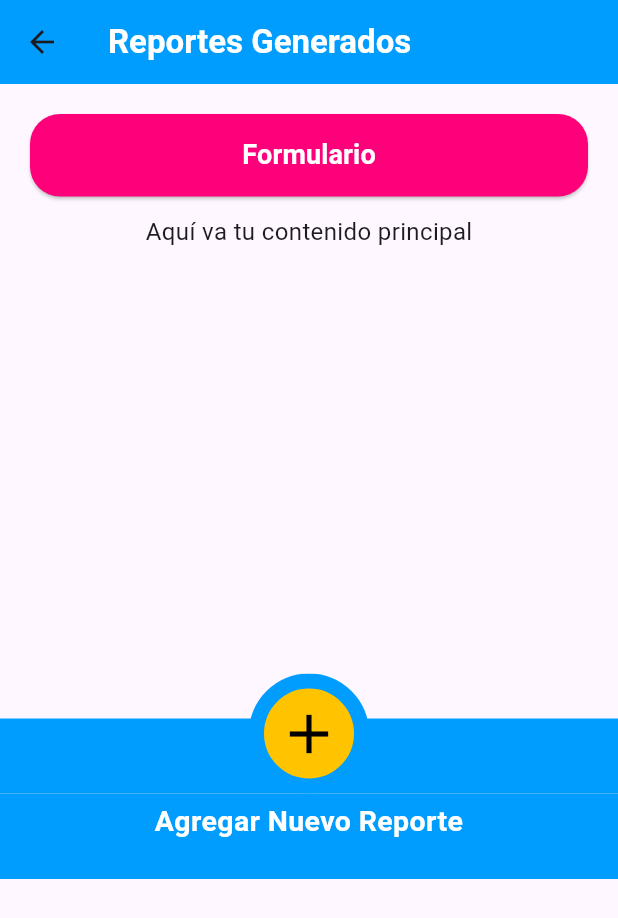
After one commit to SebassoriaP/bamx, a Flutter app: the screen it shows after launch, after a tap on "Try Out Forms Admin", on a phone screen of 412 x 824 dp. The commit adds this screen. Shown: the top 918 px of the screen. Run offline on Flutter 3.47's test engine with Material 3 defaults, Android fonts, the phone set to English and light mode, and no system bars; our stand-ins replace cloud_firestore, connectivity_plus, firebase_auth, firebase_core, reorderables; accounts and stored records are empty.

Commit message:
Admin forms 50%

```diff
--- /dev/null
+++ b/lib/screens/admin_forms.dart
@@ -0,0 +1,85 @@
+import 'package:flutter/material.dart';
+import 'package:bamx/utils/color_palette.dart';
+import 'package:bamx/widgets/button_widget.dart';
+import 'package:bamx/widgets/admin/footer_widget.dart';
+
+class TestAdminside extends StatefulWidget {
+  const TestAdminside({super.key});
+
+  @override
+  State<TestAdminside> createState() => _TestAdminside();
+}
+
+class _TestAdminside extends State<TestAdminside> {
+  @override
+  Widget build(BuildContext context) {
+    return Scaffold(
+      appBar: AppBar(
+        title: const Text(
+          'Reportes Generados',
+          style: TextStyle(
+            color: NokeyColorPalette.white,
+            fontWeight: FontWeight.bold,
+          ),
+        ),
+        backgroundColor: NokeyColorPalette.blue,
+      ),
+
+      body: Stack(
+        children: [
+          // Contenido principal scrollable
+          SingleChildScrollView(
+            padding: const EdgeInsets.all(20),
+            child: Column(
+              children: [
+                ButtonWidget(
+                  text: "Formulario",
+                  color: NokeyColorPalette.mexicanPink,
+                  onPressed: () => debugPrint('Nuevo formulario Botón'),
+                ),
+                const SizedBox(height: 12),
+                const Text(
+                  'Aquí va tu contenido principal',
+                  style: TextStyle(fontSize: 16),
+                ),
+                const SizedBox(height: 400), // espacio para scroll y ver footer
+              ],
+            ),
+          ),
+
+          // Footer fijo abajo
+          Positioned(
+            left: 0,
+            right: 0,
+            bottom: 0,
+            child: Column(
+              mainAxisSize: MainAxisSize.min, // importante para que no crezca
+              children: [
+                // Botón circular con fondo dividido (FooterWidget)
+                FooterWidget(
+                  onPressed: () => debugPrint('Nuevo reporte - Button'),
+                ),
+
+                // Texto con fondo azul ocupando todo el ancho
+                Container(
+                  width: double.infinity,
+                  color: NokeyColorPalette.blue,
+                  padding: const EdgeInsets.only(top: 5, bottom: 25),
+                  child: const Text(
+                    'Agregar Nuevo Reporte',
+                    textAlign: TextAlign.center,
+                    style: TextStyle(
+                      fontSize: 19,
+                      fontWeight: FontWeight.bold,
+                      color: NokeyColorPalette.white,
+                    ),
+                  ),
+                ),
+              ],
+            ),
+          ),
+        ],
+      ),
+    );
+  }
+}
--- a/lib/screens/login.dart
+++ b/lib/screens/login.dart
@@ -6,6 +6,7 @@ import 'package:bamx/screens/sign_up.dart';
 import 'package:bamx/screens/widget_testing.dart';
 import 'package:bamx/screens/form_creation.dart';
 import 'package:bamx/utils/color_palette.dart';
+import 'package:bamx/screens/admin_forms.dart';
 
 import 'package:bamx/widgets/login/login_form.dart';
 import 'package:bamx/widgets/login/login_footer.dart';
@@ -155,6 +156,15 @@ class _LoginScreenState extends State<LoginScreen> {
                           );
                         },
 
+                        onAdmin: () {
+                          Navigator.push(
+                            context,
+                            MaterialPageRoute(
+                              builder: (_) => const TestAdminside(),
+                            ),
+                          );
+                        },
+
                         onTestFormCreation: () {
                           Navigator.push(
                             context,
--- a/lib/screens/widget_testing.dart
+++ b/lib/screens/widget_testing.dart
@@ -84,7 +84,7 @@ class _TestGridScreenState extends State<TestGridScreen> {
                 },
               ),
 
-              // 📝 Caja de texto
+              //  Caja de texto
               CustomTextField(
                 label: "Nombre completo",
                 hint: "Ingresa tu nombre",
--- /dev/null
+++ b/lib/widgets/admin/footer_widget.dart
@@ -0,0 +1,73 @@
+import 'package:flutter/material.dart';
+import 'package:bamx/utils/color_palette.dart';
+
+class FooterWidget extends StatelessWidget {
+  final VoidCallback onPressed;
+
+  final Color topColor;    // color mitad superior
+  final Color bottomColor; // color mitad inferior
+
+  const FooterWidget({
+    super.key,
+    required this.onPressed,
+    this.topColor = Colors.transparent,
+    this.bottomColor = NokeyColorPalette.blue,
+  });
+
+  @override
+  Widget build(BuildContext context) {
+    return Stack(
+      alignment: Alignment.topCenter,
+      children: [
+        // Fondo dividido
+        Column(
+          mainAxisSize: MainAxisSize.min,
+          children: [
+            Container(
+              height: 30, // mitad del botón
+              color: topColor,
+            ),
+            Container(
+              color: bottomColor,
+              padding: const EdgeInsets.only(top: 30, bottom: 20),
+              width: double.infinity,
+
+            ),
+          ],
+        ),
+
+        // Botón circular encima
+        Positioned(
+          top: 0,
+          child: Material(
+            shape: const CircleBorder(),
+            color: Colors.transparent,
+            child: Ink(
+              decoration: BoxDecoration(
+                color: NokeyColorPalette.yellow,
+                shape: BoxShape.circle,
+                border: Border.all(
+                  color: NokeyColorPalette.blue,
+                  width: 10,
+                ),
+              ),
+              child: InkWell(
+                customBorder: const CircleBorder(),
+                onTap: onPressed,
+                child: const SizedBox(
+                  width: 60,
+                  height: 60,
+                  child: Icon(
+                    Icons.add,
+                    color: NokeyColorPalette.black,
+                    size: 44,
+                  ),
+                ),
+              ),
+            ),
+          ),
+        ),
+      ],
+    );
+  }
+}
--- a/lib/widgets/login/login_footer.dart
+++ b/lib/widgets/login/login_footer.dart
@@ -5,11 +5,14 @@ import 'package:bamx/utils/color_palette.dart';
 class LoginFooter extends StatelessWidget {
   final VoidCallback onTestWidgets;
   final VoidCallback onTestFormCreation;
+  final VoidCallback onAdmin;
 
   const LoginFooter({
     super.key,
     required this.onTestWidgets,
     required this.onTestFormCreation,
+    required this.onAdmin,
+
   });
 
   @override
@@ -32,6 +35,17 @@ class LoginFooter extends StatelessWidget {
           color: NokeyColorPalette.salmon,
           onPressed: onTestFormCreation,
         ),
+
+        const SizedBox(height: 12),
+
+        ButtonWidget(
+          text: "Try Out Forms Admin",
+          textColor: NokeyColorPalette.black,
+          color: const Color.fromARGB(255, 107, 253, 70),
+          onPressed: onAdmin,
+        ),
+
+
       ],
     );
   }
```
Also changed, not shown: 1 other file.
